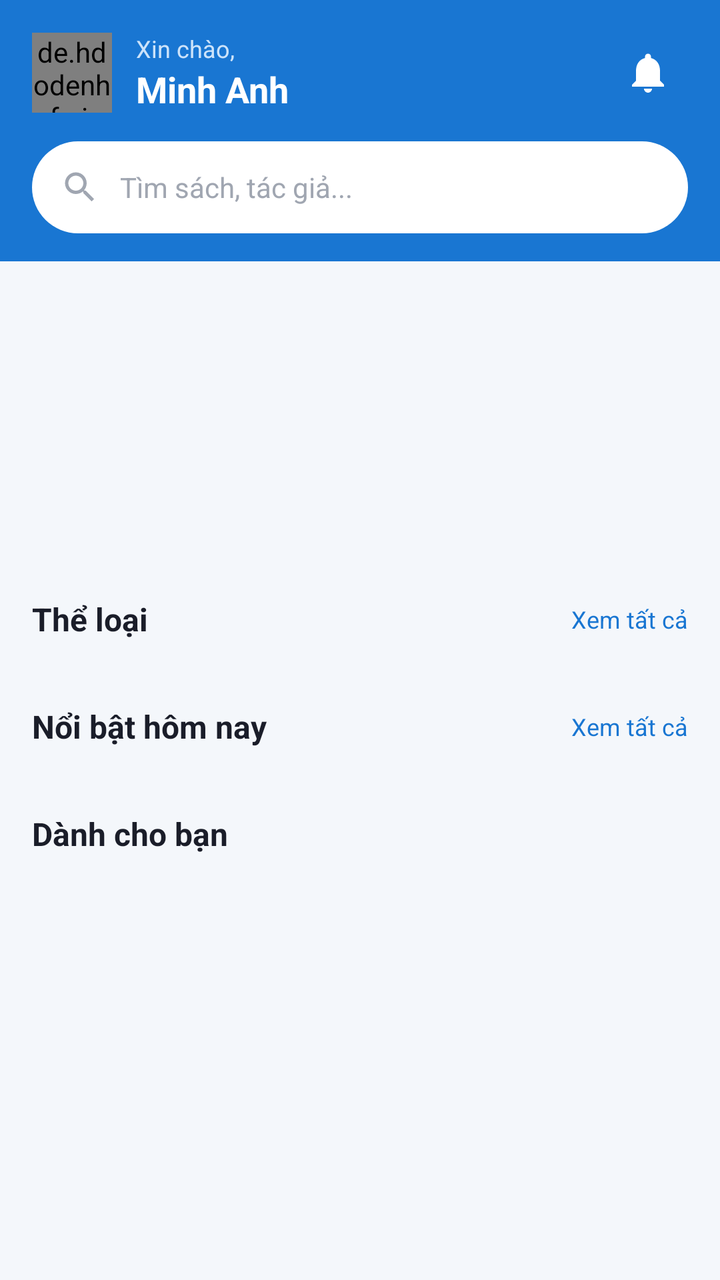
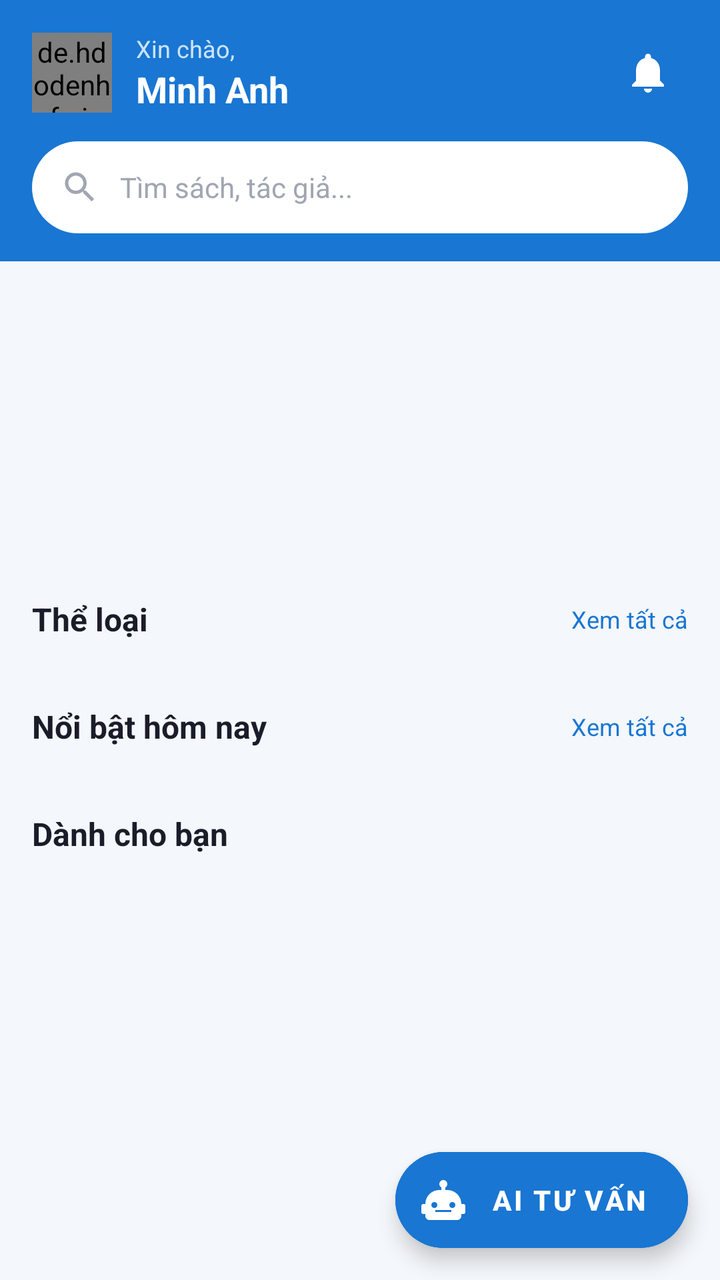

Two renders of the same Android screen: before a commit and after it. Below are the layout's source before the change and the commit's diff.
<!-- AndroidManifest.xml: application theme Theme.BookApp -->
<!-- res/layout/fragment_home.xml -->
<?xml version="1.0" encoding="utf-8"?>
<androidx.coordinatorlayout.widget.CoordinatorLayout xmlns:android="http://schemas.android.com/apk/res/android"
    xmlns:app="http://schemas.android.com/apk/res-auto"
    android:layout_width="match_parent"
    android:layout_height="match_parent"
    android:background="@color/background">

    <com.google.android.material.appbar.AppBarLayout
        android:id="@+id/app_bar"
        android:layout_width="match_parent"
        android:layout_height="wrap_content"
        android:background="@color/primary"
        app:elevation="0dp">

        <com.google.android.material.appbar.CollapsingToolbarLayout
            android:layout_width="match_parent"
            android:layout_height="wrap_content"
            app:contentScrim="@color/primary"
            app:layout_scrollFlags="scroll|enterAlwaysCollapsed|snap">

            <LinearLayout
                android:layout_width="match_parent"
                android:layout_height="wrap_content"
                android:orientation="vertical"
                android:paddingHorizontal="16dp"
                android:paddingTop="16dp"
                android:paddingBottom="14dp">

                <LinearLayout
                    android:layout_width="match_parent"
                    android:layout_height="wrap_content"
                    android:gravity="center_vertical"
                    android:orientation="horizontal">

                    <de.hdodenhof.circleimageview.CircleImageView
                        android:id="@+id/iv_user_avatar"
                        android:layout_width="40dp"
                        android:layout_height="40dp"
                        android:layout_marginEnd="12dp"
                        android:src="@drawable/placeholder_avatar"
                        app:civ_border_width="1dp"
                        app:civ_border_color="#FFFFFF" />

                    <LinearLayout
                        android:layout_width="0dp"
                        android:layout_height="wrap_content"
                        android:layout_weight="1"
                        android:orientation="vertical">

                        <TextView
                            android:id="@+id/tv_greeting"
                            android:layout_width="wrap_content"
                            android:layout_height="wrap_content"
                            android:text="Xin chào,"
                            android:textColor="#CCE3FA"
                            android:textSize="12sp" />

                        <TextView
                            android:id="@+id/tv_user_name"
                            android:layout_width="wrap_content"
                            android:layout_height="wrap_content"
                            android:text="Minh Anh"
                            android:textColor="@color/white"
                            android:textSize="18sp"
                            android:textStyle="bold" />
                    </LinearLayout>

                    <FrameLayout
                        android:layout_width="wrap_content"
                        android:layout_height="wrap_content">

                        <ImageButton
                            android:id="@+id/ib_notification"
                            android:layout_width="40dp"
                            android:layout_height="40dp"
                            android:background="?attr/selectableItemBackgroundBorderless"
                            android:src="@drawable/ic_bell"
                            app:tint="@color/white" />

                        <View
                            android:id="@+id/v_notification_dot"
                            android:layout_width="10dp"
                            android:layout_height="10dp"
                            android:layout_gravity="top|end"
                            android:layout_marginTop="8dp"
                            android:layout_marginEnd="8dp"
                            android:background="@drawable/bg_red_dot"
                            android:visibility="gone" />
                    </FrameLayout>
                </LinearLayout>

                
                <LinearLayout
                    android:id="@+id/ll_search_bar"
                    android:layout_width="match_parent"
                    android:layout_height="46dp"
                    android:layout_marginTop="14dp"
                    android:background="@drawable/bg_search_bar"
                    android:gravity="center_vertical"
                    android:orientation="horizontal"
                    android:paddingHorizontal="14dp">

                    <ImageView
                        android:layout_width="20dp"
                        android:layout_height="20dp"
                        android:src="@drawable/ic_search"
                        app:tint="@color/text_hint" />

                    <TextView
                        android:id="@+id/tv_search_hint"
                        android:layout_width="0dp"
                        android:layout_height="wrap_content"
                        android:layout_marginStart="10dp"
                        android:layout_weight="1"
                        android:text="Tìm sách, tác giả..."
                        android:textColor="@color/text_hint"
                        android:textSize="14sp" />
                </LinearLayout>
            </LinearLayout>
        </com.google.android.material.appbar.CollapsingToolbarLayout>
    </com.google.android.material.appbar.AppBarLayout>

    <androidx.core.widget.NestedScrollView
        android:layout_width="match_parent"
        android:layout_height="match_parent"
        app:layout_behavior="@string/appbar_scrolling_view_behavior">

        <LinearLayout
            android:layout_width="match_parent"
            android:layout_height="wrap_content"
            android:orientation="vertical"
            android:paddingBottom="24dp">

            
            <androidx.constraintlayout.widget.ConstraintLayout
                android:layout_width="match_parent"
                android:layout_height="wrap_content"
                android:layout_marginTop="16dp"
                android:layout_marginHorizontal="16dp">

                <androidx.viewpager2.widget.ViewPager2
                    android:id="@+id/vp_banner"
                    android:layout_width="0dp"
                    android:layout_height="0dp"
                    app:layout_constraintTop_toTopOf="parent"
                    app:layout_constraintBottom_toBottomOf="parent"
                    app:layout_constraintStart_toStartOf="parent"
                    app:layout_constraintEnd_toEndOf="parent"
                    app:layout_constraintDimensionRatio="891:293" />
            </androidx.constraintlayout.widget.ConstraintLayout>

            <com.google.android.material.tabs.TabLayout
                android:id="@+id/tab_banner_indicator"
                android:layout_width="wrap_content"
                android:layout_height="16dp"
                android:layout_gravity="center_horizontal"
                android:layout_marginTop="8dp"
                android:background="@android:color/transparent"
                app:tabBackground="@drawable/tab_indicator_selector"
                app:tabGravity="center"
                app:tabIndicatorHeight="0dp"
                app:tabMaxWidth="12dp"
                app:tabMinWidth="12dp"
                app:tabPaddingEnd="2dp"
                app:tabPaddingStart="2dp" />

            
            <LinearLayout
                android:layout_width="match_parent"
                android:layout_height="wrap_content"
                android:layout_marginTop="20dp"
                android:layout_marginHorizontal="16dp"
                android:gravity="center_vertical"
                android:orientation="horizontal">

                <TextView
                    android:layout_width="0dp"
                    android:layout_height="wrap_content"
                    android:layout_weight="1"
                    android:text="Thể loại"
                    android:textColor="@color/text_primary"
                    android:textSize="16sp"
                    android:textStyle="bold" />

                <TextView
                    android:id="@+id/tv_see_all_category"
                    android:layout_width="wrap_content"
                    android:layout_height="wrap_content"
                    android:text="Xem tất cả"
                    android:textColor="@color/primary"
                    android:textSize="12sp" />
            </LinearLayout>

            <androidx.recyclerview.widget.RecyclerView
                android:id="@+id/rv_categories"
                android:layout_width="match_parent"
                android:layout_height="wrap_content"
                android:layout_marginTop="10dp"
                android:clipToPadding="false"
                android:orientation="horizontal"
                android:paddingHorizontal="16dp"
                app:layoutManager="androidx.recyclerview.widget.LinearLayoutManager" />

            
            <LinearLayout
                android:layout_width="match_parent"
                android:layout_height="wrap_content"
                android:layout_marginTop="22dp"
                android:layout_marginHorizontal="16dp"
                android:gravity="center_vertical"
                android:orientation="horizontal">

                <TextView
                    android:layout_width="0dp"
                    android:layout_height="wrap_content"
                    android:layout_weight="1"
                    android:text="Nổi bật hôm nay"
                    android:textColor="@color/text_primary"
                    android:textSize="16sp"
                    android:textStyle="bold" />

                <TextView
                    android:id="@+id/tv_see_all_featured"
                    android:layout_width="wrap_content"
                    android:layout_height="wrap_content"
                    android:text="Xem tất cả"
                    android:textColor="@color/primary"
                    android:textSize="12sp" />
            </LinearLayout>

            <androidx.recyclerview.widget.RecyclerView
                android:id="@+id/rv_featured_books"
                android:layout_width="match_parent"
                android:layout_height="wrap_content"
                android:layout_marginTop="10dp"
                android:clipToPadding="false"
                android:orientation="horizontal"
                android:paddingHorizontal="16dp"
                app:layoutManager="androidx.recyclerview.widget.LinearLayoutManager" />

            
            <TextView
                android:layout_width="match_parent"
                android:layout_height="wrap_content"
                android:layout_marginTop="22dp"
                android:layout_marginHorizontal="16dp"
                android:text="Dành cho bạn"
                android:textColor="@color/text_primary"
                android:textSize="16sp"
                android:textStyle="bold" />

            <androidx.recyclerview.widget.RecyclerView
                android:id="@+id/rv_all_books"
                android:layout_width="match_parent"
                android:layout_height="wrap_content"
                android:layout_marginTop="10dp"
                android:layout_marginHorizontal="12dp"
                android:nestedScrollingEnabled="false"
                app:layoutManager="androidx.recyclerview.widget.GridLayoutManager"
                app:spanCount="2" />

            
            <LinearLayout
                android:id="@+id/ll_empty_state"
                android:layout_width="match_parent"
                android:layout_height="wrap_content"
                android:layout_marginTop="40dp"
                android:gravity="center"
                android:orientation="vertical"
                android:visibility="gone">

                <ImageView
                    android:layout_width="96dp"
                    android:layout_height="96dp"
                    android:src="@drawable/ic_empty_box"
                    app:tint="@color/text_hint" />

                <TextView
                    android:layout_width="wrap_content"
                    android:layout_height="wrap_content"
                    android:layout_marginTop="12dp"
                    android:text="Chưa có sách nào"
                    android:textColor="@color/text_secondary"
                    android:textSize="14sp" />
            </LinearLayout>

        </LinearLayout>
    </androidx.core.widget.NestedScrollView>

    
    <ProgressBar
        android:id="@+id/pb_loading"
        android:layout_width="wrap_content"
        android:layout_height="wrap_content"
        android:layout_gravity="center"
        android:indeterminateTint="@color/primary"
        android:visibility="gone" />

</androidx.coordinatorlayout.widget.CoordinatorLayout>
<!-- resources referenced by this layout -->
<resources>
  <color name="background">#F4F7FB</color>
  <color name="primary">#1976D2</color>
  <color name="text_hint">#A0A6B1</color>
  <color name="text_primary">#1A1D29</color>
  <color name="text_secondary">#6B7280</color>
  <color name="white">#FFFFFF</color>
  <!-- drawable bg_red_dot (drawable) -->
  <?xml version="1.0" encoding="utf-8"?>
  <shape xmlns:android="http://schemas.android.com/apk/res/android"
      android:shape="oval">
      <solid android:color="#F44336" />
      <stroke android:width="1dp" android:color="@android:color/white"/>
  </shape>
  <!-- drawable bg_search_bar (drawable) -->
  <?xml version="1.0" encoding="utf-8"?>
  <shape xmlns:android="http://schemas.android.com/apk/res/android" android:shape="rectangle">
      <solid android:color="@color/surface" />
      <corners android:radius="23dp" />
  </shape>
  <!-- drawable ic_bell (drawable) -->
  <?xml version="1.0" encoding="utf-8"?>
  <vector xmlns:android="http://schemas.android.com/apk/res/android"
      android:width="24dp"
      android:height="24dp"
      android:viewportWidth="24"
      android:viewportHeight="24"
      android:tint="?attr/colorControlNormal">
      <path
          android:fillColor="#FF000000"
          android:pathData="M12,22c1.1,0 2,-0.9 2,-2h-4c0,1.1 0.89,2 2,2zM18,16v-5c0,-3.07 -1.64,-5.64 -4.5,-6.32L13.5,4c0,-0.83 -0.67,-1.5 -1.5,-1.5s-1.5,0.67 -1.5,1.5v0.68C7.63,5.36 6,7.92 6,11v5l-2,2v1h16v-1z"/>
  </vector>
  <!-- drawable tab_indicator_selector (drawable) -->
  <?xml version="1.0" encoding="utf-8"?>
  <selector xmlns:android="http://schemas.android.com/apk/res/android">
      <item android:drawable="@drawable/tab_dot_selected" android:state_selected="true" />
      <item android:drawable="@drawable/tab_dot_unselected" />
  </selector>
  <style name="Theme.BookApp" parent="Theme.MaterialComponents.DayNight.NoActionBar">
          
          <item name="colorPrimary">@color/primary</item>
          
          <item name="colorPrimaryDark">@color/primary_dark</item>
          
          <item name="colorAccent">@color/accent_price</item>
  
          
          <item name="android:windowBackground">@color/background</item>
          
          <item name="android:textColorPrimary">@color/text_primary</item>
          
          <item name="android:textColorHint">@color/text_hint</item>
      </style>
  <color name="surface">#FFFFFF</color>
  <color name="primary_light">#E3F2FD</color>
  <color name="primary_variant">#42A5F5</color>
  <!-- drawable tab_dot_selected (drawable) -->
  <?xml version="1.0" encoding="utf-8"?>
  <layer-list xmlns:android="http://schemas.android.com/apk/res/android">
      <item android:gravity="center">
          <shape android:shape="oval">
              <solid android:color="@color/primary" />
              <size android:width="7dp" android:height="7dp" />
          </shape>
      </item>
  </layer-list>
  <!-- drawable tab_dot_unselected (drawable) -->
  <?xml version="1.0" encoding="utf-8"?>
  <layer-list xmlns:android="http://schemas.android.com/apk/res/android">
      <item android:gravity="center">
          <shape android:shape="oval">
              <solid android:color="@color/divider" />
              <size android:width="7dp" android:height="7dp" />
          </shape>
      </item>
  </layer-list>
  <color name="primary_dark">#0D47A1</color>
  <color name="accent_price">#FF7A00</color>
  <color name="divider">#E5E9F0</color>
  <!-- unchanged entries left out for length: 3 -->
</resources>

<!-- the commit's change to res/layout/fragment_home.xml (unified diff, before → after) -->
@@ -296,4 +296,20 @@
         android:indeterminateTint="@color/primary"
         android:visibility="gone" />
 
+    
+    <com.google.android.material.floatingactionbutton.ExtendedFloatingActionButton
+        android:id="@+id/fab_chatbot"
+        android:layout_width="wrap_content"
+        android:layout_height="wrap_content"
+        android:layout_gravity="bottom|end"
+        android:layout_marginEnd="16dp"
+        android:layout_marginBottom="16dp"
+        android:backgroundTint="@color/primary"
+        android:text="AI Tư vấn"
+        android:textColor="@color/white"
+        android:textStyle="bold"
+        app:elevation="6dp"
+        app:icon="@drawable/ic_robot"
+        app:iconTint="@color/white" />
+
 </androidx.coordinatorlayout.widget.CoordinatorLayout>
<!-- resource entries referenced after the edit -->
@@ -30,6 +30,16 @@
       <path
           android:fillColor="#FF000000"
           android:pathData="M12,22c1.1,0 2,-0.9 2,-2h-4c0,1.1 0.89,2 2,2zM18,16v-5c0,-3.07 -1.64,-5.64 -4.5,-6.32L13.5,4c0,-0.83 -0.67,-1.5 -1.5,-1.5s-1.5,0.67 -1.5,1.5v0.68C7.63,5.36 6,7.92 6,11v5l-2,2v1h16v-1z"/>
+  </vector>
+  <!-- drawable ic_robot (drawable) -->
+  <vector xmlns:android="http://schemas.android.com/apk/res/android"
+      android:width="24dp"
+      android:height="24dp"
+      android:viewportWidth="24"
+      android:viewportHeight="24">
+    <path
+        android:fillColor="#1976D2"
+        android:pathData="M12,2a2,2 0,0 1,2 2c0,0.74 -0.4,1.39 -1,1.73V7h1a7,7 0,0 1,7 7h1a1,1 0,0 1,1 1v3a1,1 0,0 1,-1 1h-1v1a2,2 0,0 1,-2 2H5a2,2 0,0 1,-2 -2v-1H2a1,1 0,0 1,-1 -1v-3a1,1 0,0 1,1 -1h1a7,7 0,0 1,7 -7h1V5.73c-0.6,-0.34 -1,-0.99 -1,-1.73a2,2 0,0 1,2 -2zM7.5,13a1.5,1.5 0,1 0,0 3,1.5 1.5,0 0,0 0,-3zM16.5,13a1.5,1.5 0,1 0,0 3,1.5 1.5,0 0,0 0,-3zM8,18h8v-1H8v1z"/>
   </vector>
   <!-- drawable tab_indicator_selector (drawable) -->
   <?xml version="1.0" encoding="utf-8"?>
